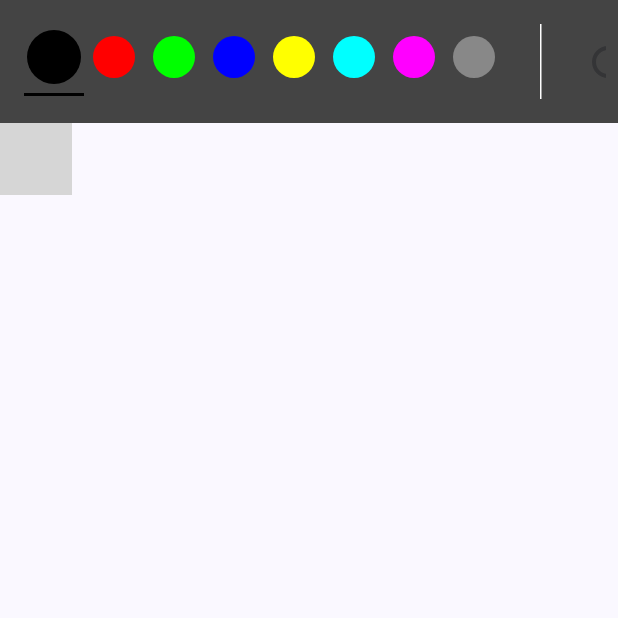
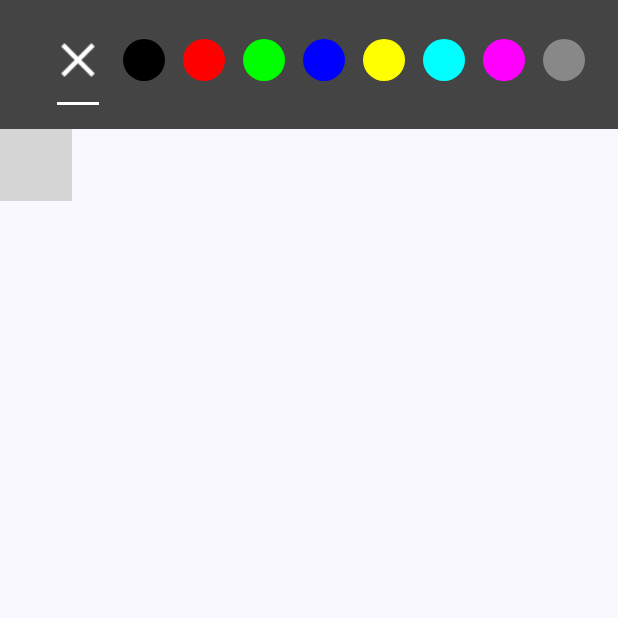
Before and after one commit to BrianJr03/DrawAI, an Android app built with Jetpack Compose: the screen it shows after launch (MainActivity), after a tap on "Brainstorming on what to draw...", on a phone screen of 412 x 824 dp, the top half of it. Run offline under Robolectric (Android 15) with nearby library versions, the phone set to English and light mode, and no system bars; libraries missing offline, so code that uses them is left out: ai.koog.agents, ai.koog.prompt, io.github.suwasto.capturablecompose; 5 statements that could not run were skipped; 1 other tap on this screen came first; grey boxes are pictures that could not be loaded.

Commit message:
adds ability to erase

```diff
--- a/app/src/main/java/jr/brian/drawai/ui/components/CanvasControls.kt
+++ b/app/src/main/java/jr/brian/drawai/ui/components/CanvasControls.kt
@@ -3,6 +3,7 @@ package jr.brian.drawai.ui.components
 import androidx.compose.animation.AnimatedVisibility
 import androidx.compose.foundation.background
 import androidx.compose.foundation.clickable
+import androidx.compose.foundation.interaction.MutableInteractionSource
 import androidx.compose.foundation.layout.Arrangement
 import androidx.compose.foundation.layout.Box
 import androidx.compose.foundation.layout.Column
@@ -18,9 +19,11 @@ import androidx.compose.foundation.lazy.items
 import androidx.compose.foundation.shape.CircleShape
 import androidx.compose.material.icons.Icons
 import androidx.compose.material.icons.automirrored.outlined.Send
+import androidx.compose.material.icons.outlined.Close
 import androidx.compose.material.icons.outlined.Delete
 import androidx.compose.material.icons.outlined.Favorite
 import androidx.compose.material.icons.outlined.Refresh
+import androidx.compose.material3.CircularProgressIndicator
 import androidx.compose.material3.HorizontalDivider
 import androidx.compose.material3.Icon
 import androidx.compose.material3.IconButton
@@ -52,6 +55,7 @@ fun CanvasControls(
     modifier: Modifier = Modifier
 ) {
     var isResponseVisible by remember { mutableStateOf(true) }
+    var isEraserSelected by remember { mutableStateOf(false) }
     val toggleResponseVisibility = { isResponseVisible = !isResponseVisible }
     Column(
         modifier = Modifier
@@ -60,12 +64,20 @@ fun CanvasControls(
         verticalArrangement = Arrangement.Center
     ) {
         AnimatedVisibility(isResponseVisible) {
-            Text(
-                response ?: "Brainstorming on what to draw...",
-                modifier = Modifier
-                    .padding(16.dp)
+            Row(verticalAlignment = Alignment.CenterVertically) {
+                Text(
+                    response ?: "Brainstorming on what to draw...",
+                    modifier = Modifier
+                        .padding(16.dp)
 
-            )
+                )
+                AnimatedVisibility(response.isNullOrBlank()) {
+                    CircularProgressIndicator(
+                        strokeWidth = 2.dp,
+                        modifier = Modifier.size(24.dp)
+                    )
+                }
+            }
         }
         AnimatedVisibility(isResponseVisible) {
             HorizontalDivider(
@@ -94,6 +106,38 @@ fun CanvasControls(
                 Spacer(modifier = Modifier.width(8.dp))
             }
 
+            item {
+                Column(horizontalAlignment = Alignment.CenterHorizontally) {
+                    IconButton(
+                        modifier = Modifier
+                            .padding(start = 12.dp)
+                            .graphicsLayer {
+                                val scale = if (isEraserSelected) 1.2f else 1f
+                                scaleX = scale
+                                scaleY = scale
+                            },
+                        onClick = {
+                            isEraserSelected = true
+                            onSelectColor(Color.White)
+                        }
+                    ) {
+                        Icon(
+                            imageVector = Icons.Outlined.Close,
+                            modifier = Modifier.size(32.dp),
+                            tint = Color.White,
+                            contentDescription = "Toggle erase mode",
+                        )
+                    }
+                    HorizontalDivider(
+                        color = if (isEraserSelected) selectedColor else Color.Transparent,
+                        thickness = 2.dp,
+                        modifier = Modifier
+                            .width(40.dp)
+                            .padding(top = 4.dp, start = 12.dp)
+                    )
+                }
+            }
+
             items(colors) { color ->
                 val isSelected = selectedColor == color
                 Column {
@@ -108,7 +152,11 @@ fun CanvasControls(
                             .clip(CircleShape)
                             .background(color)
                             .padding(horizontal = 8.dp)
-                            .clickable {
+                            .clickable(
+                                interactionSource = remember { MutableInteractionSource() },
+                                indication = null,
+                            ) {
+                                isEraserSelected = false
                                 onSelectColor(color)
                             }
                     )
@@ -137,7 +185,7 @@ fun CanvasControls(
                 ) {
                     IconButton(
                         enabled = isGeneratingObjToDraw,
-                        modifier = Modifier.padding(start= 12.dp),
+                        modifier = Modifier.padding(start = 12.dp),
                         onClick = {
                             isResponseVisible = true
                             onGenerateObjectToDraw()
--- a/app/src/main/java/jr/brian/drawai/ui/components/ResultsDialog.kt
+++ b/app/src/main/java/jr/brian/drawai/ui/components/ResultsDialog.kt
@@ -17,8 +17,12 @@ import androidx.compose.ui.graphics.asImageBitmap
 import androidx.compose.ui.layout.ContentScale
 import androidx.compose.ui.unit.dp
 import android.graphics.BitmapFactory
+import androidx.compose.animation.AnimatedVisibility
+import androidx.compose.foundation.layout.Column
 import androidx.compose.foundation.lazy.LazyColumn
+import androidx.compose.material3.CircularProgressIndicator
 import androidx.compose.runtime.remember
+import jr.brian.drawai.util.Util
 
 @Composable
 fun ResultsDialog(
@@ -26,8 +30,9 @@ fun ResultsDialog(
     onDismissRequest: () -> Unit,
     imageData: ByteArray?,
     text: String?,
-    title: String = "Results"
 ) {
+    val title = if (text.isNullOrBlank())
+        "You're being judged ${Util.EYES_EMOJI}" else "The results are in!"
     if (showDialog) {
         AlertDialog(
             onDismissRequest = onDismissRequest,
@@ -35,8 +40,7 @@ fun ResultsDialog(
             text = {
                 LazyColumn(
                     horizontalAlignment = Alignment.CenterHorizontally,
-                    modifier = Modifier
-                        .fillMaxWidth()
+                    modifier = Modifier.fillMaxWidth()
                 ) {
                     item {
                         if (imageData != null) {
@@ -59,10 +63,19 @@ fun ResultsDialog(
                         }
                     }
                     item {
-                        Text(
-                            text = text ?: "Judging your work...",
-                            style = MaterialTheme.typography.bodyLarge
-                        )
+                        Column(horizontalAlignment = Alignment.CenterHorizontally) {
+                            Text(
+                                text = text ?: "Judging your work...",
+                                style = MaterialTheme.typography.bodyLarge
+                            )
+                            Spacer(modifier = Modifier.height(16.dp))
+                            AnimatedVisibility(text.isNullOrBlank()) {
+                                CircularProgressIndicator(
+                                    strokeWidth = 2.dp,
+                                    modifier = Modifier.size(24.dp)
+                                )
+                            }
+                        }
                     }
                 }
             },
--- /dev/null
+++ b/app/src/main/java/jr/brian/drawai/util/Util.kt
@@ -0,0 +1,5 @@
+package jr.brian.drawai.util
+
+object Util {
+    const val EYES_EMOJI = "\uD83D\uDC40"
+}
--- a/app/src/main/java/jr/brian/drawai/viewmodel/AIViewModel.kt
+++ b/app/src/main/java/jr/brian/drawai/viewmodel/AIViewModel.kt
@@ -124,7 +124,8 @@ class AIViewModel : ViewModel() {
                             " creativity, and how well it represents ${state.value.objectToDraw}. " +
                             "Give me a score out of 10. Be very rude and harsh if the score is low or average. " +
                             "Be very super nice and complimentary if the score is high. " +
-                            "Use humor and sarcasm and be creative with your feedback.",
+                            "Use offensive humor and sarcasm and be creative with your feedback. " +
+                            "Express great disdain if the drawing is bad or completely blank (all white image).",
                     attachments = listOf(
                         Attachment.Image(
                             content = AttachmentContent.Binary.Bytes(byteArray),
```
Also changed, not shown: app/src/main/java/jr/brian/drawai/ui/components/DrawingCanvas.kt (+5 -2 lines).
